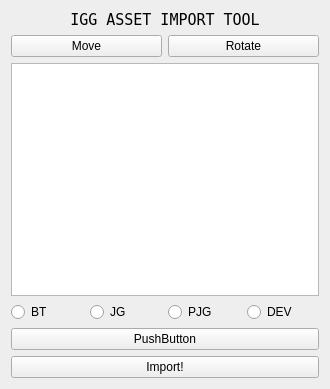
Above: BasicScripting/Plugins/UnrealPythonLibraryPlugin/Content/Python/QtWindows/QtWindowIGG.ui from viclw17/UEGym before the change. Below: the same form after it.
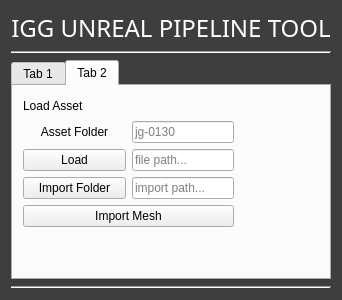
That is the form after the change.

Patch:
```diff
--- a/BasicScripting/Plugins/UnrealPythonLibraryPlugin/Content/Python/QtWindows/QtWindowIGG.ui
+++ b/BasicScripting/Plugins/UnrealPythonLibraryPlugin/Content/Python/QtWindows/QtWindowIGG.ui
@@ -6,8 +6,8 @@
    <rect>
     <x>0</x>
     <y>0</y>
-    <width>330</width>
-    <height>389</height>
+    <width>260</width>
+    <height>300</height>
    </rect>
   </property>
   <property name="palette">
@@ -25,9 +25,9 @@
      <colorrole role="Button">
       <brush brushstyle="SolidPattern">
        <color alpha="255">
-        <red>238</red>
-        <green>238</green>
-        <blue>238</blue>
+        <red>62</red>
+        <green>62</green>
+        <blue>62</blue>
        </color>
       </brush>
      </colorrole>
@@ -52,18 +52,18 @@
      <colorrole role="Base">
       <brush brushstyle="SolidPattern">
        <color alpha="255">
-        <red>238</red>
-        <green>238</green>
-        <blue>238</blue>
+        <red>62</red>
+        <green>62</green>
+        <blue>62</blue>
        </color>
       </brush>
      </colorrole>
      <colorrole role="Window">
       <brush brushstyle="SolidPattern">
        <color alpha="255">
-        <red>238</red>
-        <green>238</green>
-        <blue>238</blue>
+        <red>62</red>
+        <green>62</green>
+        <blue>62</blue>
        </color>
       </brush>
      </colorrole>
@@ -90,9 +90,9 @@
      <colorrole role="Button">
       <brush brushstyle="SolidPattern">
        <color alpha="255">
-        <red>238</red>
-        <green>238</green>
-        <blue>238</blue>
+        <red>62</red>
+        <green>62</green>
+        <blue>62</blue>
        </color>
       </brush>
      </colorrole>
@@ -117,18 +117,18 @@
      <colorrole role="Base">
       <brush brushstyle="SolidPattern">
        <color alpha="255">
-        <red>238</red>
-        <green>238</green>
-        <blue>238</blue>
+        <red>62</red>
+        <green>62</green>
+        <blue>62</blue>
        </color>
       </brush>
      </colorrole>
      <colorrole role="Window">
       <brush brushstyle="SolidPattern">
        <color alpha="255">
-        <red>238</red>
-        <green>238</green>
-        <blue>238</blue>
+        <red>62</red>
+        <green>62</green>
+        <blue>62</blue>
        </color>
       </brush>
      </colorrole>
@@ -155,9 +155,9 @@
      <colorrole role="Button">
       <brush brushstyle="SolidPattern">
        <color alpha="255">
-        <red>238</red>
-        <green>238</green>
-        <blue>238</blue>
+        <red>62</red>
+        <green>62</green>
+        <blue>62</blue>
        </color>
       </brush>
      </colorrole>
@@ -182,18 +182,18 @@
      <colorrole role="Base">
       <brush brushstyle="SolidPattern">
        <color alpha="255">
-        <red>238</red>
-        <green>238</green>
-        <blue>238</blue>
+        <red>62</red>
+        <green>62</green>
+        <blue>62</blue>
        </color>
       </brush>
      </colorrole>
      <colorrole role="Window">
       <brush brushstyle="SolidPattern">
        <color alpha="255">
-        <red>238</red>
-        <green>238</green>
-        <blue>238</blue>
+        <red>62</red>
+        <green>62</green>
+        <blue>62</blue>
        </color>
       </brush>
      </colorrole>
@@ -214,24 +214,32 @@
   </property>
   <property name="styleSheet">
    <string notr="true">QWidget#Form {
-	background-color:#eeeeee;
+	background-color:rgb(62, 62, 62);
 	color:white;
 }</string>
   </property>
   <layout class="QVBoxLayout" name="verticalLayout_2">
    <item>
-    <widget class="QLabel" name="lbl_Title">
+    <widget class="QLabel" name="Title">
+     <property name="sizePolicy">
+      <sizepolicy hsizetype="Preferred" vsizetype="Fixed">
+       <horstretch>0</horstretch>
+       <verstretch>0</verstretch>
+      </sizepolicy>
+     </property>
      <property name="font">
       <font>
-       <family>Fixedsys</family>
-       <pointsize>11</pointsize>
+       <family>Impact</family>
+       <pointsize>18</pointsize>
       </font>
      </property>
      <property name="styleSheet">
-      <string notr="true"/>
+      <string notr="true">QWidget#Title {
+	color:rgb(255, 255, 255);
+}</string>
      </property>
      <property name="text">
-      <string>IGG ASSET IMPORT TOOL</string>
+      <string>IGG UNREAL PIPELINE TOOL</string>
      </property>
      <property name="alignment">
       <set>Qt::AlignCenter</set>
@@ -239,30 +247,57 @@
     </widget>
    </item>
    <item>
-    <layout class="QHBoxLayout" name="horizontalLayout_2">
-     <item>
-      <widget class="QPushButton" name="button_Move">
-       <property name="text">
-        <string>Move</string>
+    <widget class="Line" name="line">
+     <property name="orientation">
+      <enum>Qt::Horizontal</enum>
        </property>
       </widget>
      </item>
      <item>
-      <widget class="QPushButton" name="button_Rotate">
+    <widget class="QTabWidget" name="tabWidget">
+     <property name="sizePolicy">
+      <sizepolicy hsizetype="Preferred" vsizetype="Preferred">
+       <horstretch>0</horstretch>
+       <verstretch>0</verstretch>
+      </sizepolicy>
+     </property>
+     <property name="layoutDirection">
+      <enum>Qt::LeftToRight</enum>
+     </property>
+     <property name="currentIndex">
+      <number>1</number>
+     </property>
+     <widget class="QWidget" name="tab">
+      <attribute name="title">
+       <string>Tab 1</string>
+      </attribute>
+      <widget class="QWidget" name="verticalLayoutWidget">
+       <property name="geometry">
+        <rect>
+         <x>10</x>
+         <y>8</y>
+         <width>211</width>
+         <height>101</height>
+        </rect>
+       </property>
+       <layout class="QVBoxLayout" name="verticalLayout">
+        <property name="topMargin">
+         <number>0</number>
+        </property>
+        <property name="bottomMargin">
+         <number>0</number>
+        </property>
+        <item>
+         <widget class="QLabel" name="label_MakeShotFolders">
        <property name="text">
-        <string>Rotate</string>
+           <string>Make Shot Folders</string>
        </property>
       </widget>
      </item>
-    </layout>
-   </item>
    <item>
-    <widget class="QListView" name="listView"/>
-   </item>
+         <layout class="QHBoxLayout" name="horizontalLayout_ShotTags">
    <item>
-    <layout class="QHBoxLayout" name="horizontalLayout">
-     <item>
-      <widget class="QRadioButton" name="radioButton_2">
+           <widget class="QRadioButton" name="shotTag_BT">
        <property name="font">
         <font>
          <weight>50</weight>
@@ -281,21 +316,21 @@
       </widget>
      </item>
      <item>
-      <widget class="QRadioButton" name="radioButton">
+           <widget class="QRadioButton" name="shotTag_JG">
        <property name="text">
         <string>JG</string>
        </property>
       </widget>
      </item>
      <item>
-      <widget class="QRadioButton" name="radioButton_3">
+           <widget class="QRadioButton" name="shotTag_PJG">
        <property name="text">
         <string>PJG</string>
        </property>
       </widget>
      </item>
      <item>
-      <widget class="QRadioButton" name="radioButton_4">
+           <widget class="QRadioButton" name="shotTag_DEV">
        <property name="text">
         <string>DEV</string>
        </property>
@@ -304,16 +339,205 @@
     </layout>
    </item>
    <item>
-    <widget class="QPushButton" name="pushButton">
+         <layout class="QHBoxLayout" name="horizontalLayout">
+          <property name="topMargin">
+           <number>0</number>
+          </property>
+          <item>
+           <widget class="QLabel" name="label_ShotNo">
      <property name="text">
-      <string>PushButton</string>
+             <string>Shot No.</string>
      </property>
     </widget>
    </item>
    <item>
-    <widget class="QPushButton" name="button_Import">
+           <widget class="QLineEdit" name="lineEdit_ShotNo">
+            <property name="maxLength">
+             <number>4</number>
+            </property>
+            <property name="frame">
+             <bool>true</bool>
+            </property>
+            <property name="dragEnabled">
+             <bool>false</bool>
+            </property>
+            <property name="placeholderText">
+             <string>0130</string>
+            </property>
+            <property name="clearButtonEnabled">
+             <bool>false</bool>
+            </property>
+           </widget>
+          </item>
+         </layout>
+        </item>
+        <item>
+         <widget class="QPushButton" name="button_MakeFolders">
      <property name="text">
-      <string>Import!</string>
+           <string>Make Folders</string>
+          </property>
+         </widget>
+        </item>
+       </layout>
+      </widget>
+     </widget>
+     <widget class="QWidget" name="tab_2">
+      <property name="layoutDirection">
+       <enum>Qt::LeftToRight</enum>
+      </property>
+      <attribute name="title">
+       <string>Tab 2</string>
+      </attribute>
+      <widget class="QWidget" name="verticalLayoutWidget_2">
+       <property name="geometry">
+        <rect>
+         <x>10</x>
+         <y>10</y>
+         <width>211</width>
+         <height>131</height>
+        </rect>
+       </property>
+       <layout class="QVBoxLayout" name="verticalLayout_3">
+        <property name="topMargin">
+         <number>0</number>
+        </property>
+        <property name="bottomMargin">
+         <number>0</number>
+        </property>
+        <item>
+         <widget class="QLabel" name="label_LoadAsset">
+          <property name="enabled">
+           <bool>true</bool>
+          </property>
+          <property name="text">
+           <string>Load Asset</string>
+          </property>
+         </widget>
+        </item>
+        <item>
+         <layout class="QHBoxLayout" name="horizontalLayout_2">
+          <property name="topMargin">
+           <number>0</number>
+          </property>
+          <item>
+           <widget class="QLabel" name="label_CurrentShot">
+            <property name="sizePolicy">
+             <sizepolicy hsizetype="Preferred" vsizetype="Preferred">
+              <horstretch>0</horstretch>
+              <verstretch>0</verstretch>
+             </sizepolicy>
+            </property>
+            <property name="layoutDirection">
+             <enum>Qt::LeftToRight</enum>
+            </property>
+            <property name="text">
+             <string>Asset Folder</string>
+            </property>
+            <property name="alignment">
+             <set>Qt::AlignCenter</set>
+            </property>
+           </widget>
+          </item>
+          <item>
+           <widget class="QLineEdit" name="lineEdit_CurrentShot">
+            <property name="sizePolicy">
+             <sizepolicy hsizetype="Ignored" vsizetype="Fixed">
+              <horstretch>0</horstretch>
+              <verstretch>0</verstretch>
+             </sizepolicy>
+            </property>
+            <property name="maxLength">
+             <number>8</number>
+            </property>
+            <property name="placeholderText">
+             <string>jg-0130</string>
+            </property>
+           </widget>
+          </item>
+         </layout>
+        </item>
+        <item>
+         <layout class="QHBoxLayout" name="horizontalLayout_3">
+          <property name="leftMargin">
+           <number>0</number>
+          </property>
+          <property name="topMargin">
+           <number>0</number>
+          </property>
+          <item>
+           <widget class="QPushButton" name="button_Load">
+            <property name="text">
+             <string>Load</string>
+            </property>
+           </widget>
+          </item>
+          <item>
+           <widget class="QLineEdit" name="lineEdit_Path">
+            <property name="sizePolicy">
+             <sizepolicy hsizetype="Ignored" vsizetype="Fixed">
+              <horstretch>0</horstretch>
+              <verstretch>0</verstretch>
+             </sizepolicy>
+            </property>
+            <property name="readOnly">
+             <bool>true</bool>
+            </property>
+            <property name="placeholderText">
+             <string>file path...</string>
+            </property>
+           </widget>
+          </item>
+         </layout>
+        </item>
+        <item>
+         <layout class="QHBoxLayout" name="horizontalLayout_5">
+          <property name="topMargin">
+           <number>0</number>
+          </property>
+          <item>
+           <widget class="QPushButton" name="button_ImportFolder">
+            <property name="text">
+             <string>Import Folder</string>
+            </property>
+           </widget>
+          </item>
+          <item>
+           <widget class="QLineEdit" name="lineEdit_ImportPath">
+            <property name="sizePolicy">
+             <sizepolicy hsizetype="Ignored" vsizetype="Fixed">
+              <horstretch>0</horstretch>
+              <verstretch>0</verstretch>
+             </sizepolicy>
+            </property>
+            <property name="text">
+             <string/>
+            </property>
+            <property name="readOnly">
+             <bool>true</bool>
+            </property>
+            <property name="placeholderText">
+             <string>import path...</string>
+            </property>
+           </widget>
+          </item>
+         </layout>
+        </item>
+        <item>
+         <widget class="QPushButton" name="button_ImportSM">
+          <property name="text">
+           <string>Import Mesh</string>
+          </property>
+         </widget>
+        </item>
+       </layout>
+      </widget>
+     </widget>
+    </widget>
+   </item>
+   <item>
+    <widget class="Line" name="line_2">
+     <property name="orientation">
+      <enum>Qt::Horizontal</enum>
      </property>
     </widget>
    </item>
```
Left out of the diff: 3 changed lines with no effect on the pictures. Lines whose indentation alone changed are shown as unchanged.
